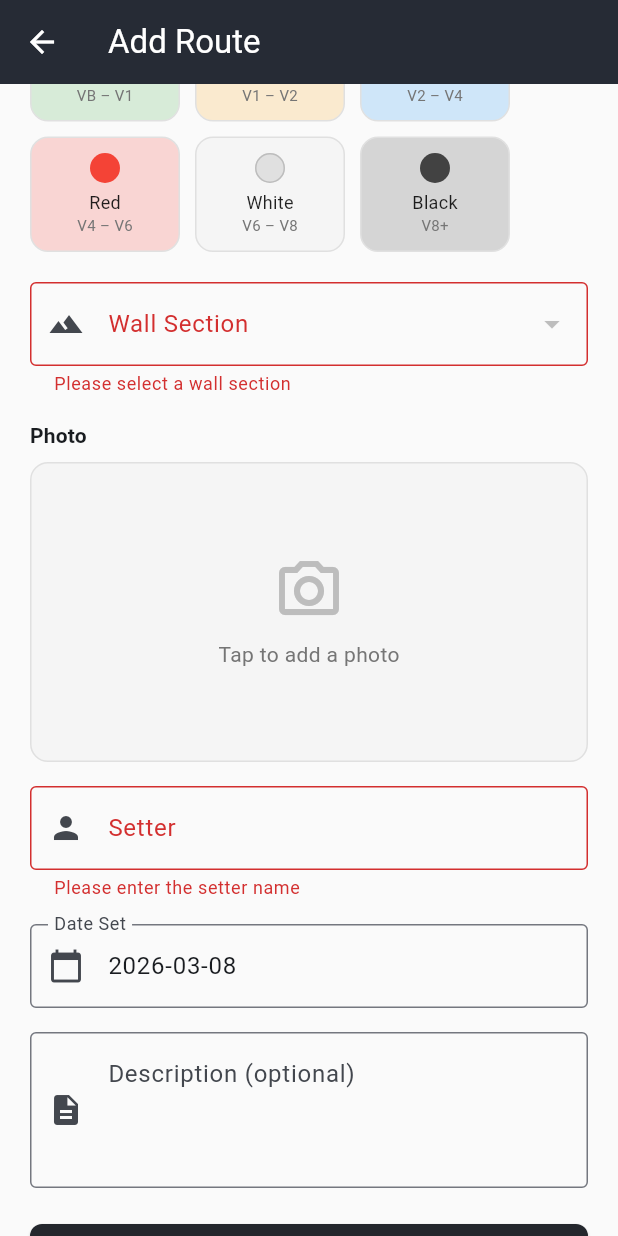
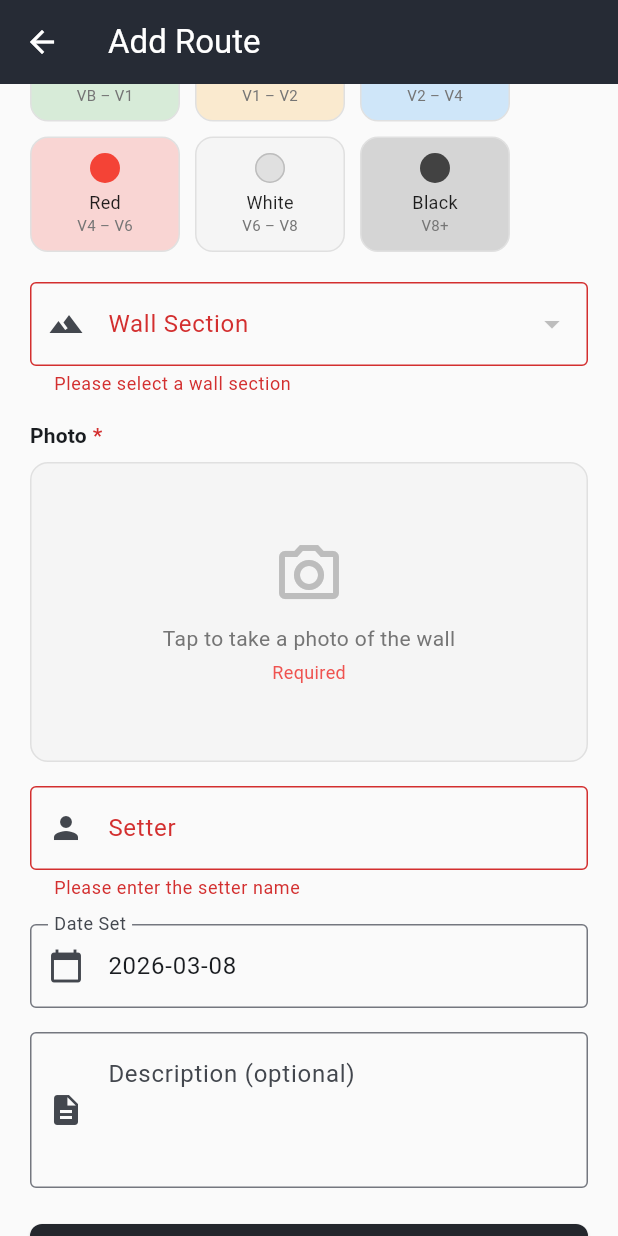
Before and after one commit to Comm4nd0/Oakwood-Climbing-Gym, a Flutter app: the AddRouteScreen screen opened directly, scrolled down 196 dp, after a tap on "Create Route", on a phone screen of 412 x 824 dp. Run offline on Flutter 3.47's test engine with Material 3 defaults, Android fonts, the phone set to English and light mode, and no system bars; our stand-ins replace cached_network_image, flutter_secure_storage, image_picker; accounts and stored records are empty; network calls fail.

Commit message:
Add staff route creation with required wall photo and difficulty level
- Make wall photo required when creating a route (was optional)
- Add validation error when submitting without a photo
- Show "Required" label on photo section in the UI
- Add "Set Routes" quick action to Staff Hub for easy access

https://claude.ai/code/session_01VTv1a2tbrnKVA3G37JMrLS

```diff
--- a/my_app/lib/screens/add_route_screen.dart
+++ b/my_app/lib/screens/add_route_screen.dart
@@ -136,6 +136,16 @@ class _AddRouteScreenState extends State<AddRouteScreen> {
       return;
     }
 
+    if (_pickedImage == null) {
+      ScaffoldMessenger.of(context).showSnackBar(
+        const SnackBar(
+          content: Text('Please take a photo of the wall'),
+          backgroundColor: Colors.red,
+        ),
+      );
+      return;
+    }
+
     setState(() => _isLoading = true);
 
     try {
@@ -242,12 +252,24 @@ class _AddRouteScreenState extends State<AddRouteScreen> {
               const SizedBox(height: 16),
 
               // Photo
+              Row(
+                children: [
                   Text(
                     'Photo',
                     style: Theme.of(context)
                         .textTheme
                         .titleSmall
                         ?.copyWith(fontWeight: FontWeight.w600),
+                  ),
+                  const SizedBox(width: 4),
+                  Text(
+                    '*',
+                    style: TextStyle(
+                      color: Colors.red.shade700,
+                      fontWeight: FontWeight.bold,
+                    ),
+                  ),
+                ],
               ),
               const SizedBox(height: 8),
               GestureDetector(
@@ -278,8 +300,16 @@ class _AddRouteScreenState extends State<AddRouteScreen> {
                             ),
                             const SizedBox(height: 8),
                             Text(
-                              'Tap to add a photo',
+                              'Tap to take a photo of the wall',
                               style: TextStyle(color: Colors.grey.shade600),
+                            ),
+                            const SizedBox(height: 4),
+                            Text(
+                              'Required',
+                              style: TextStyle(
+                                color: Colors.red.shade400,
+                                fontSize: 12,
+                              ),
                             ),
                           ],
                         ),
--- a/my_app/lib/screens/staff/staff_hub_screen.dart
+++ b/my_app/lib/screens/staff/staff_hub_screen.dart
@@ -5,6 +5,7 @@ import '../../models/capacity.dart';
 import 'checkin_screen.dart';
 import 'shifts_screen.dart';
 import '../support_screen.dart';
+import '../add_route_screen.dart';
 
 class StaffHubScreen extends StatefulWidget {
   const StaffHubScreen({super.key});
@@ -159,6 +160,16 @@ class _StaffHubScreenState extends State<StaffHubScreen> {
                 ),
               ),
               _StaffActionTile(
+                icon: Icons.route,
+                title: 'Set Routes',
+                subtitle: 'Add new climbing routes with photos',
+                color: Colors.indigo,
+                onTap: () => Navigator.push(
+                  context,
+                  MaterialPageRoute(builder: (_) => const AddRouteScreen()),
+                ),
+              ),
+              _StaffActionTile(
                 icon: Icons.event_note,
                 title: 'Manage Bookings',
                 subtitle: 'View and manage class bookings',
```
Lines whose indentation alone changed are shown as unchanged.
